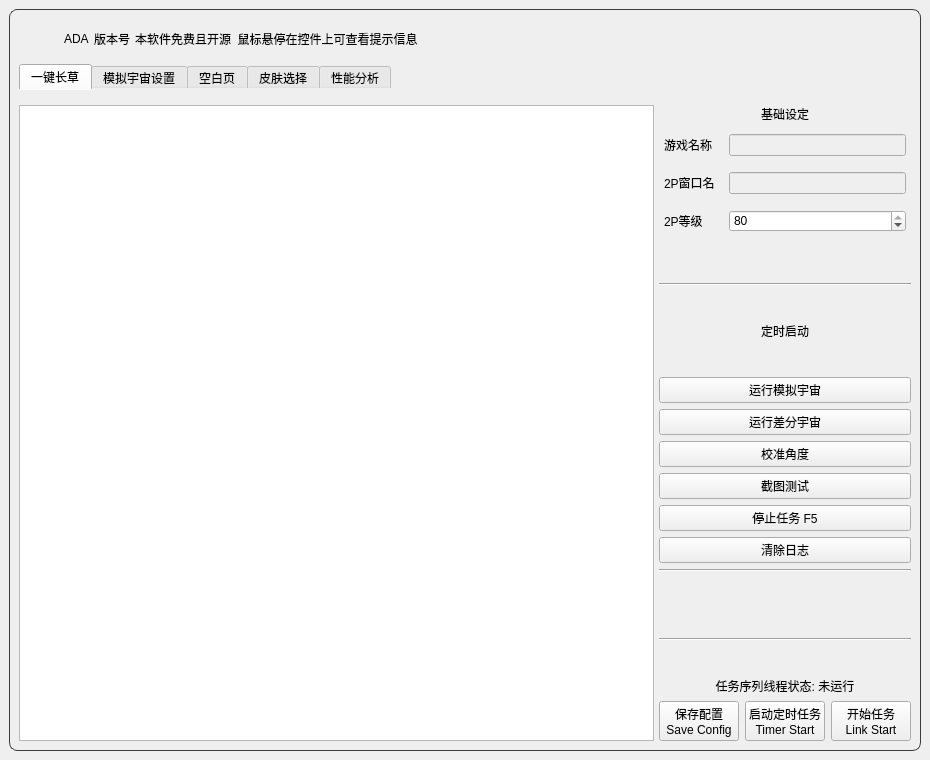
Above: ui/ADA.ui from Illusory-moon/Simulated_Scepter before the change. Below: the same form after it.
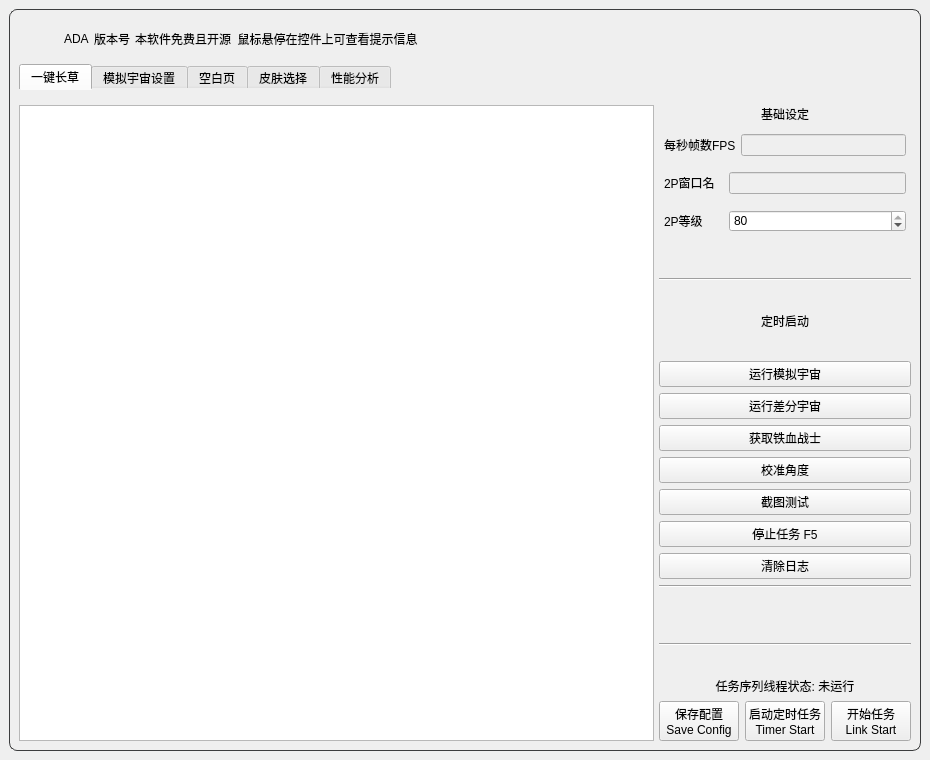
That is the form after the change. Icons and pictures are not drawn.

Patch:
```diff
--- a/ui/ADA.ui
+++ b/ui/ADA.ui
@@ -437,7 +437,7 @@
               </layout>
              </item>
              <item>
-              <layout class="QVBoxLayout" name="Lay_Tab1_Right" stretch="0,0,0,0,0,0,0,0,0,0,0,0,0,0,0,0,0,0,0,0,0,0,0,0">
+              <layout class="QVBoxLayout" name="Lay_Tab1_Right" stretch="0,0,0,0,0,0,0,0,0,0,0,0,0,0,0,0,0,0,0,0,0,0,0,0,0">
                <property name="spacing">
                 <number>6</number>
                </property>
@@ -518,7 +518,7 @@
                       </size>
                      </property>
                      <property name="text">
-                      <string>游戏名称</string>
+                      <string>每秒帧数FPS</string>
                      </property>
                     </widget>
                    </item>
@@ -866,6 +866,13 @@
                  </item>
                 </layout>
                </item>
+               <item>
+                <widget class="QPushButton" name="iron_blood_btn">
+                 <property name="text">
+                  <string>获取铁血战士</string>
+                 </property>
+                </widget>
+               </item>
                <item>
                 <widget class="QPushButton" name="calibrate_btn">
                  <property name="text">
```
Left out of the diff: 4 changed lines with no effect on the pictures.
